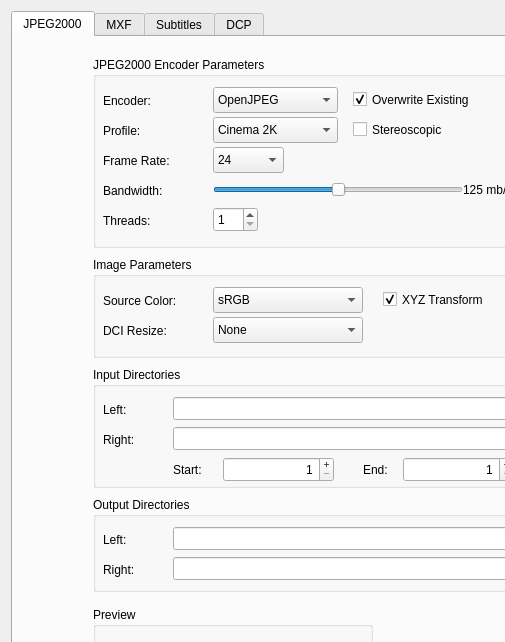
First picture: the form in gui/forms/mainwindow.ui, repository mamay/OpenDCP, before the edit; both pictures show x 0 to 505 and y 0 to 642 of the 800 by 872 pixel window.
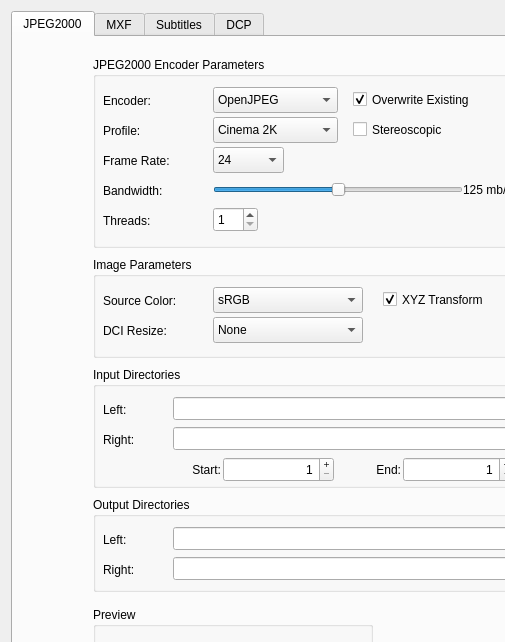
Second picture: the form after the edit. The open tabs and pages were chosen to show the change. Icons and pictures are not drawn.

Commit message: some GUI cleanup to handle longer text for translations.

The edit to the form file:
```diff
--- a/gui/forms/mainwindow.ui
+++ b/gui/forms/mainwindow.ui
@@ -93,7 +93,7 @@
              <rect>
               <x>10</x>
               <y>30</y>
-              <width>71</width>
+              <width>72</width>
               <height>25</height>
              </rect>
             </property>
@@ -156,7 +156,7 @@
              <rect>
               <x>10</x>
               <y>60</y>
-              <width>71</width>
+              <width>72</width>
               <height>25</height>
              </rect>
             </property>
@@ -245,28 +245,34 @@
            <widget class="QLabel" name="startLabel">
             <property name="geometry">
              <rect>
-              <x>80</x>
+              <x>68</x>
               <y>90</y>
-              <width>62</width>
+              <width>60</width>
               <height>25</height>
              </rect>
             </property>
             <property name="text">
              <string>Start:</string>
             </property>
+            <property name="alignment">
+             <set>Qt::AlignRight|Qt::AlignTrailing|Qt::AlignVCenter</set>
+            </property>
            </widget>
            <widget class="QLabel" name="endLabel">
             <property name="geometry">
              <rect>
-              <x>270</x>
+              <x>248</x>
               <y>90</y>
-              <width>62</width>
+              <width>60</width>
               <height>25</height>
              </rect>
             </property>
             <property name="text">
              <string>End:</string>
             </property>
+            <property name="alignment">
+             <set>Qt::AlignRight|Qt::AlignTrailing|Qt::AlignVCenter</set>
+            </property>
            </widget>
            <widget class="QSpinBox" name="endSpinBox">
             <property name="geometry">
@@ -348,7 +354,7 @@
              <rect>
               <x>10</x>
               <y>90</y>
-              <width>90</width>
+              <width>110</width>
               <height>27</height>
              </rect>
             </property>
@@ -373,7 +379,7 @@
              <rect>
               <x>10</x>
               <y>30</y>
-              <width>90</width>
+              <width>110</width>
               <height>27</height>
              </rect>
             </property>
@@ -550,7 +556,7 @@
              <rect>
               <x>10</x>
               <y>60</y>
-              <width>90</width>
+              <width>110</width>
               <height>27</height>
              </rect>
             </property>
@@ -619,7 +625,7 @@
              <rect>
               <x>10</x>
               <y>120</y>
-              <width>90</width>
+              <width>110</width>
               <height>27</height>
              </rect>
             </property>
@@ -650,7 +656,7 @@
              <rect>
               <x>10</x>
               <y>150</y>
-              <width>90</width>
+              <width>110</width>
               <height>27</height>
              </rect>
             </property>
@@ -765,7 +771,7 @@
              <rect>
               <x>10</x>
               <y>30</y>
-              <width>71</width>
+              <width>72</width>
               <height>25</height>
              </rect>
             </property>
@@ -810,7 +816,7 @@
              <rect>
               <x>10</x>
               <y>60</y>
-              <width>71</width>
+              <width>72</width>
               <height>25</height>
              </rect>
             </property>
@@ -1013,7 +1019,7 @@
              <rect>
               <x>10</x>
               <y>30</y>
-              <width>101</width>
+              <width>115</width>
               <height>27</height>
              </rect>
             </property>
@@ -1032,7 +1038,7 @@
              <rect>
               <x>10</x>
               <y>60</y>
-              <width>101</width>
+              <width>115</width>
               <height>27</height>
              </rect>
             </property>
```
Left out of the diff: 47 changed lines with no effect on the pictures. The commit also changes 4 other files.
